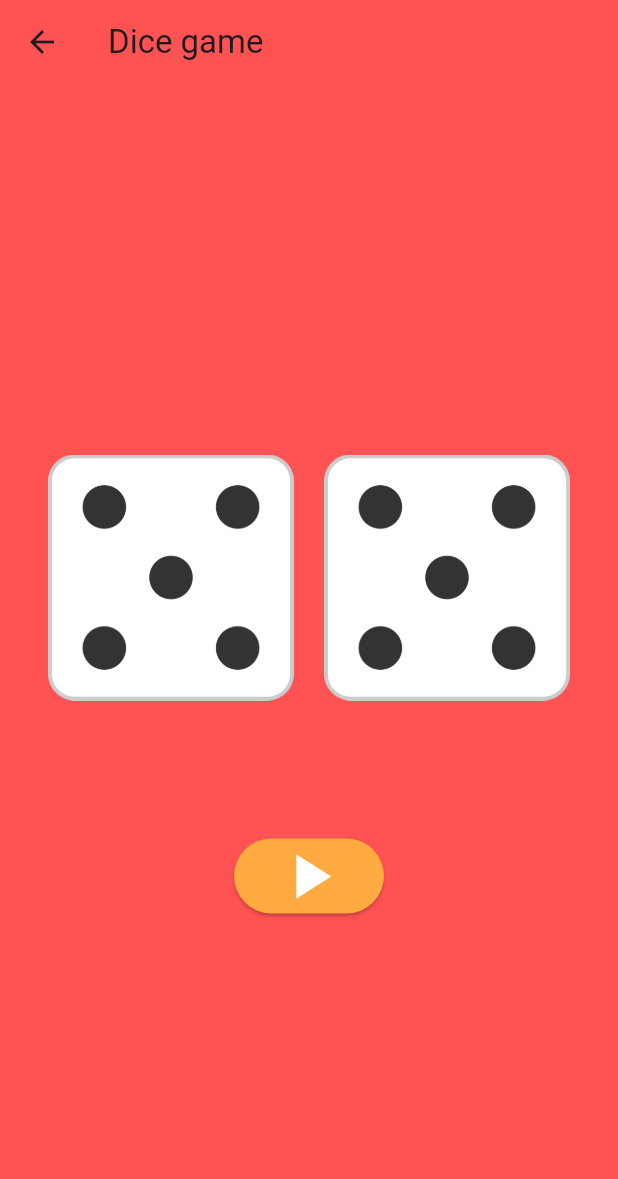
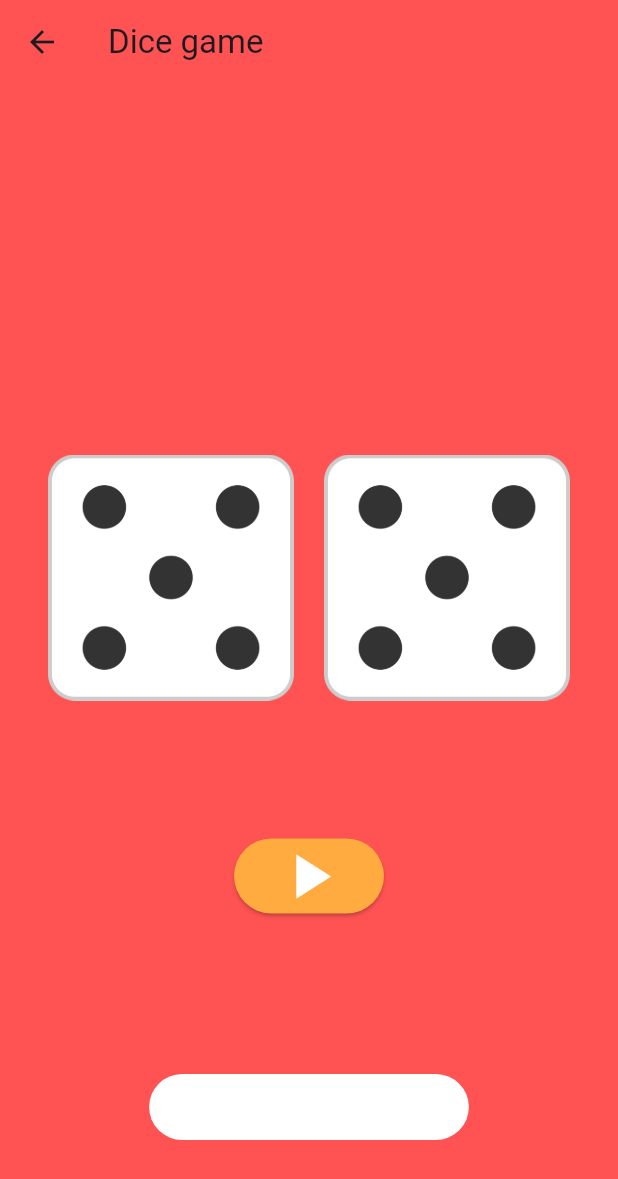
Before and after one commit to LeeIssacBK/Football-Schedule-App, a Flutter app: the Dice screen opened directly, after a tap on the "play arrow" icon, on a phone screen of 412 x 824 dp. Shown: the top 1179 px of the screen. Run offline on Flutter 3.47's test engine with Material 3 defaults, Android fonts, the phone set to English and light mode, and no system bars; our stand-ins replace fluttertoast.

Commit message:
add app dice game toast msg

```diff
--- a/lib/study2/dice.dart
+++ b/lib/study2/dice.dart
@@ -1,5 +1,7 @@
 import 'package:flutter/material.dart';
 import 'dart:math';
+
+import 'package:fluttertoast/fluttertoast.dart';
 
 class Dice extends StatefulWidget {
   @override
@@ -56,10 +58,20 @@ class _DiceState extends State<Dice> {
                       leftDice = Random().nextInt(6) + 1;
                       rightDice = Random().nextInt(6) + 1;
                     });
+                    showToast('left dice : [$leftDice], right dice : [$rightDice]');
                   },
               )
             ],
           ),
         ));
   }
+
+  void showToast(String msg) {
+    Fluttertoast.showToast(msg: msg,
+    backgroundColor: Colors.white,
+      toastLength: Toast.LENGTH_SHORT,
+      gravity: ToastGravity.BOTTOM
+    );
+  }
+
 }
```
